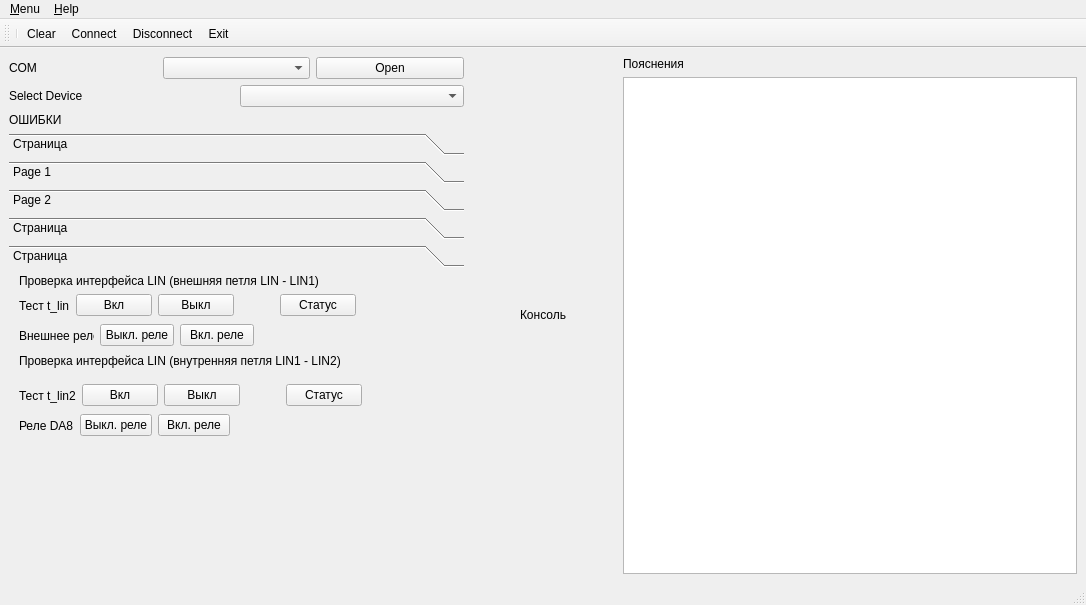
Above: mainwindow.ui from Neitron-byte/Repair before the change. Below: the same form after it.
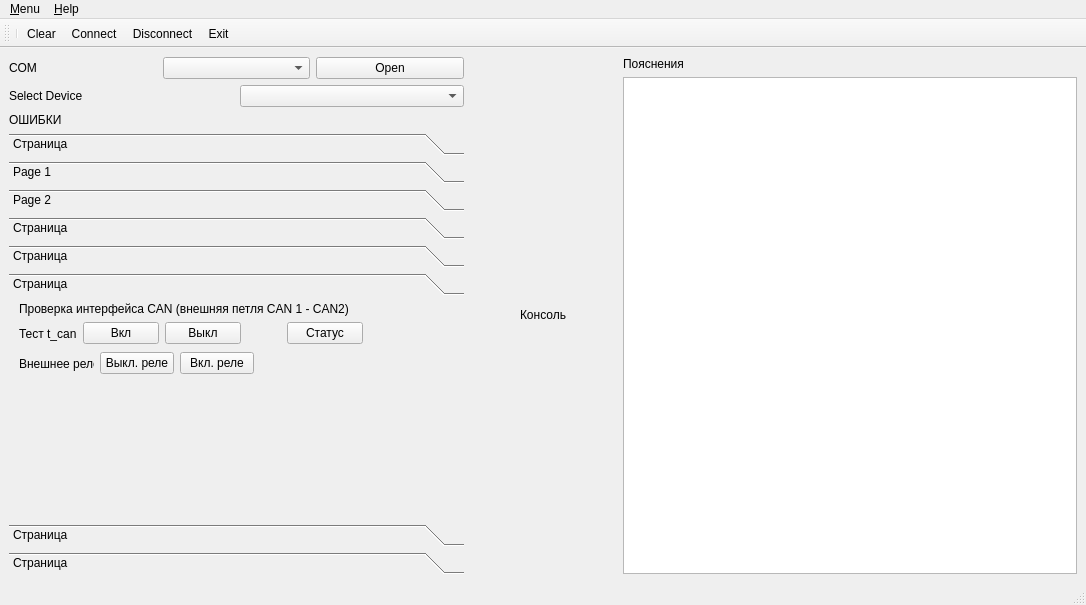
That is the form after the change. The open tabs and pages were chosen to show the change. Icons and pictures are not drawn.

```diff
--- a/mainwindow.ui
+++ b/mainwindow.ui
@@ -371,7 +371,7 @@
            <x>0</x>
            <y>0</y>
            <width>448</width>
-           <height>297</height>
+           <height>216</height>
           </rect>
          </property>
          <attribute name="label">
@@ -582,6 +582,123 @@
           </layout>
          </widget>
         </widget>
+        <widget class="QWidget" name="page_e4">
+         <attribute name="label">
+          <string>Страница</string>
+         </attribute>
+         <widget class="QWidget" name="layoutWidget_2">
+          <property name="geometry">
+           <rect>
+            <x>10</x>
+            <y>20</y>
+            <width>344</width>
+            <height>25</height>
+           </rect>
+          </property>
+          <layout class="QHBoxLayout" name="horizontalLayout_12">
+           <item>
+            <widget class="QLabel" name="label_16">
+             <property name="text">
+              <string>Тест t_can</string>
+             </property>
+            </widget>
+           </item>
+           <item>
+            <widget class="QPushButton" name="pushButton_can_test_on">
+             <property name="text">
+              <string>Вкл</string>
+             </property>
+            </widget>
+           </item>
+           <item>
+            <widget class="QPushButton" name="pushButton_can_test_off">
+             <property name="text">
+              <string>Выкл</string>
+             </property>
+            </widget>
+           </item>
+           <item>
+            <spacer name="horizontalSpacer_5">
+             <property name="orientation">
+              <enum>Qt::Horizontal</enum>
+             </property>
+             <property name="sizeType">
+              <enum>QSizePolicy::Fixed</enum>
+             </property>
+             <property name="sizeHint" stdset="0">
+              <size>
+               <width>40</width>
+               <height>20</height>
+              </size>
+             </property>
+            </spacer>
+           </item>
+           <item>
+            <widget class="QPushButton" name="pushButton_can_status">
+             <property name="text">
+              <string>Статус</string>
+             </property>
+            </widget>
+           </item>
+          </layout>
+         </widget>
+         <widget class="QWidget" name="layoutWidget_3">
+          <property name="geometry">
+           <rect>
+            <x>10</x>
+            <y>50</y>
+            <width>235</width>
+            <height>25</height>
+           </rect>
+          </property>
+          <layout class="QHBoxLayout" name="horizontalLayout_13">
+           <item>
+            <widget class="QLabel" name="label_18">
+             <property name="text">
+              <string>Внешнее реле</string>
+             </property>
+            </widget>
+           </item>
+           <item>
+            <widget class="QPushButton" name="pushButton_can_OFF_exRelay">
+             <property name="text">
+              <string>Выкл. реле</string>
+             </property>
+            </widget>
+           </item>
+           <item>
+            <widget class="QPushButton" name="pushButton_can_ON_exRelay">
+             <property name="text">
+              <string>Вкл. реле</string>
+             </property>
+            </widget>
+           </item>
+          </layout>
+         </widget>
+         <widget class="QLabel" name="label_19">
+          <property name="geometry">
+           <rect>
+            <x>10</x>
+            <y>0</y>
+            <width>431</width>
+            <height>16</height>
+           </rect>
+          </property>
+          <property name="text">
+           <string>Проверка интерфейса CAN (внешняя петля CAN 1 - CAN2)</string>
+          </property>
+         </widget>
+        </widget>
+        <widget class="QWidget" name="page_e2">
+         <attribute name="label">
+          <string>Страница</string>
+         </attribute>
+        </widget>
+        <widget class="QWidget" name="page_e19">
+         <attribute name="label">
+          <string>Страница</string>
+         </attribute>
+        </widget>
        </widget>
       </item>
      </layout>
```
Left out of the diff: 36 changed lines with no effect on the pictures.
